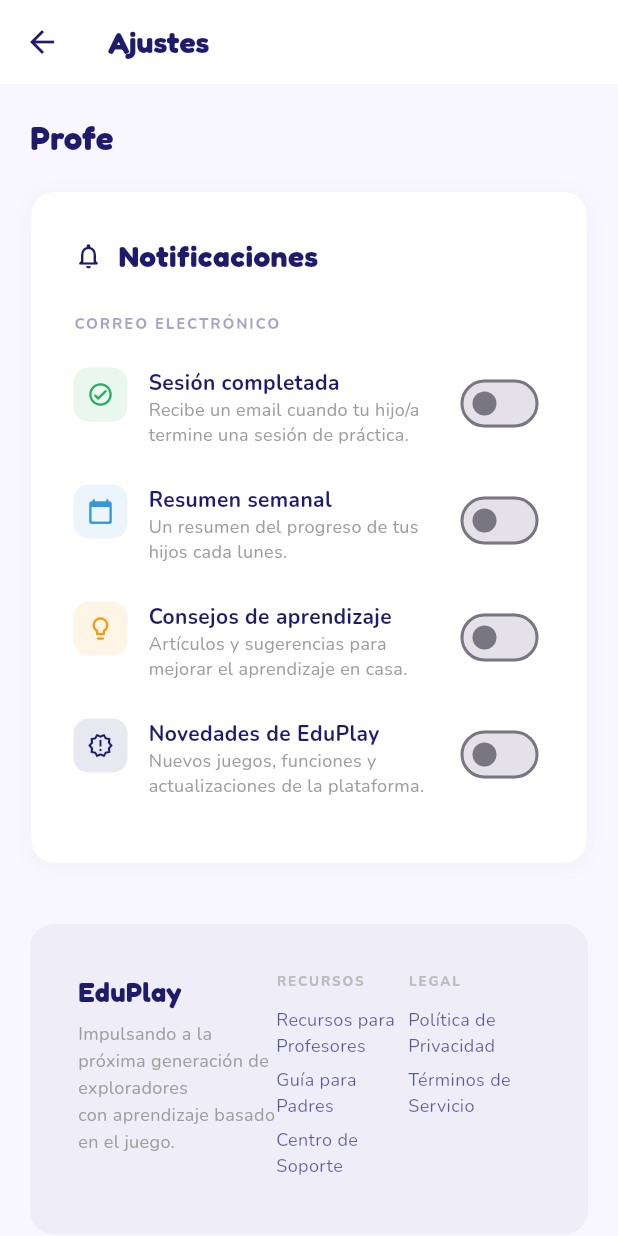
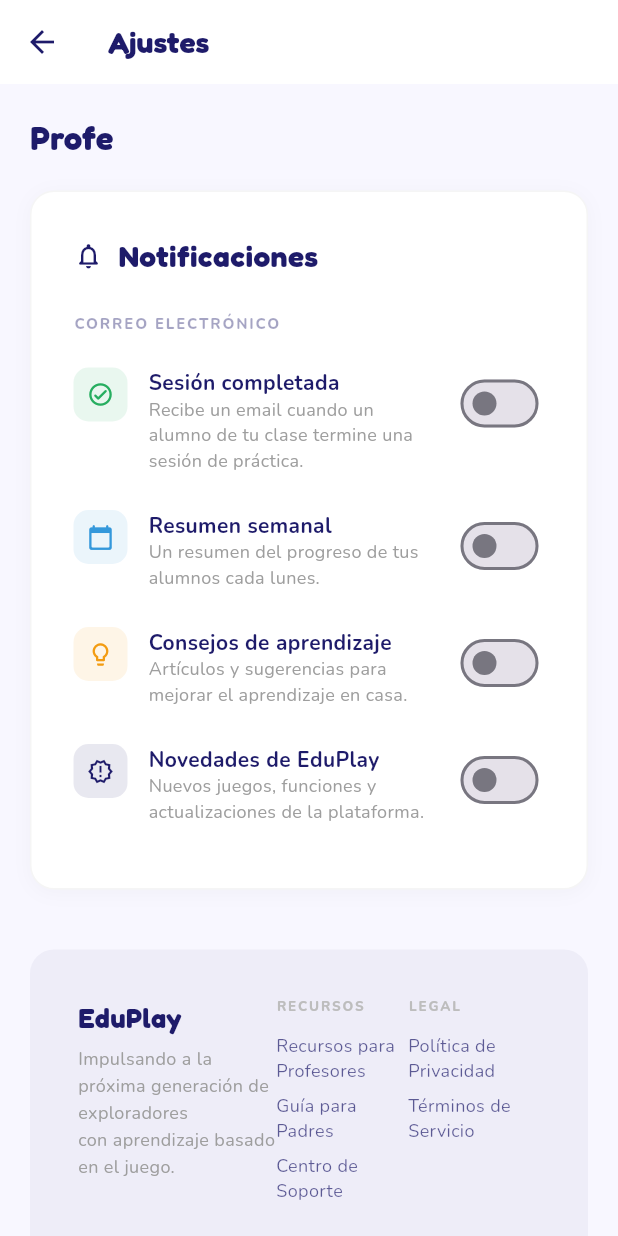
Before and after one commit to GrullonDev/EduPlay, a Flutter app: the TeacherSettingsPage screen opened directly with empty values, on a phone screen of 412 x 824 dp. Run offline on Flutter 3.47's test engine with Material 3 defaults, Android fonts, the phone set to English and light mode, and no system bars; our stand-ins replace audioplayers, cloud_firestore, cloud_functions, firebase_analytics, firebase_auth, firebase_core and 5 more; missing offline and left inert: flutter_inappwebview; accounts and stored records are empty; network calls fail.

Commit message:
Use teacher-appropriate copy in the shared notifications settings section
SettingsNotificationsSection is shared between the parent and teacher
Settings screens, but its "sesión completada"/"resumen semanal" labels
hardcoded parent-of-a-child phrasing ("tu hijo/a", "tus hijos") even
when shown to a teacher. Add a `forTeacher` flag that swaps in
class-of-students phrasing instead; the toggles and the Firestore
fields they control are unchanged.

Found via end-to-end browser testing of the teacher Settings page.

Co-Authored-By: Claude Sonnet 5 <noreply@anthropic.com>
Claude-Session: https://claude.ai/code/session_01NZwdk9EDkeoUKRwZY82rcn

```diff
--- a/lib/features/settings/widgets/settings_notifications_section.dart
+++ b/lib/features/settings/widgets/settings_notifications_section.dart
@@ -14,10 +14,16 @@ const _kNavy = Color(0xFF1E1B6A);
 
 class SettingsNotificationsSection extends StatefulWidget {
   const SettingsNotificationsSection(
-      {super.key, SettingsRepository? repository})
+      {super.key, SettingsRepository? repository, this.forTeacher = false})
       : _repository = repository;
 
   final SettingsRepository? _repository;
+
+  /// Swaps the "sesión completada"/"resumen semanal" copy from parent-of-a-
+  /// child phrasing ("tu hijo/a", "tus hijos") to teacher-of-a-class
+  /// phrasing — the toggles and the Firestore fields they control are the
+  /// same either way, only the label text differs by audience.
+  final bool forTeacher;
 
   @override
   State<SettingsNotificationsSection> createState() =>
@@ -116,8 +122,9 @@ class SettingsNotificationsSectionState
                     icon: Icons.check_circle_outline_rounded,
                     iconColor: const Color(0xFF27AE60),
                     title: 'Sesión completada',
-                    subtitle:
-                        'Recibe un email cuando tu hijo/a termine una sesión de práctica.',
+                    subtitle: widget.forTeacher
+                        ? 'Recibe un email cuando un alumno de tu clase termine una sesión de práctica.'
+                        : 'Recibe un email cuando tu hijo/a termine una sesión de práctica.',
                     value: _emailSessionComplete,
                     onChanged: (v) => _toggle('emailSessionComplete', v),
                   ),
@@ -125,8 +132,9 @@ class SettingsNotificationsSectionState
                     icon: Icons.calendar_today_rounded,
                     iconColor: const Color(0xFF3498DB),
                     title: 'Resumen semanal',
-                    subtitle:
-                        'Un resumen del progreso de tus hijos cada lunes.',
+                    subtitle: widget.forTeacher
+                        ? 'Un resumen del progreso de tus alumnos cada lunes.'
+                        : 'Un resumen del progreso de tus hijos cada lunes.',
                     value: _emailWeeklyDigest,
                     onChanged: (v) => _toggle('emailWeeklyDigest', v),
                   ),
--- a/lib/features/teacher_dashboard/pages/teacher_settings_page.dart
+++ b/lib/features/teacher_dashboard/pages/teacher_settings_page.dart
@@ -74,7 +74,7 @@ class TeacherSettingsPage extends StatelessWidget {
                 ),
               ),
               const SizedBox(height: 20),
-              const SettingsNotificationsSection(),
+              const SettingsNotificationsSection(forTeacher: true),
               const SizedBox(height: 20),
               const SettingsSecuritySection(),
               const SizedBox(height: 20),
```
